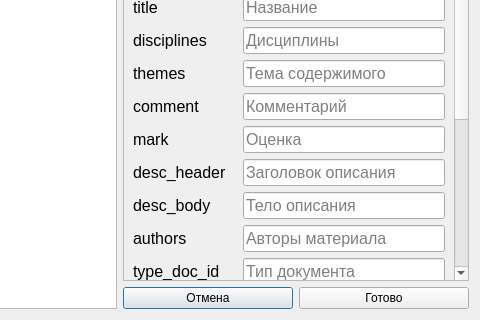
Before: the Qt Designer form indexwindow.ui in layxproud/FileManagerVega, drawn with Qt 5; both pictures show x 240 to 720 and y 126 to 446 of the 720 by 446 pixel window.
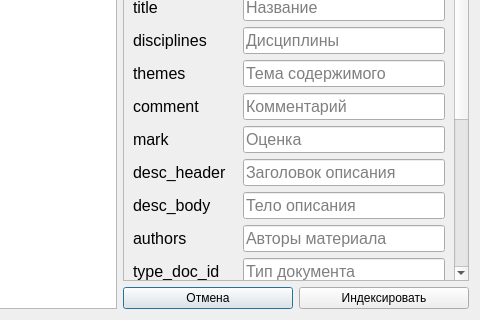
After: the same form once the commit is applied.

Patch:
```diff
--- a/indexwindow.ui
+++ b/indexwindow.ui
@@ -587,7 +587,7 @@
        <item>
         <widget class="QPushButton" name="applyButton">
          <property name="text">
-          <string>Готово</string>
+          <string>Индексировать</string>
          </property>
         </widget>
        </item>
```
